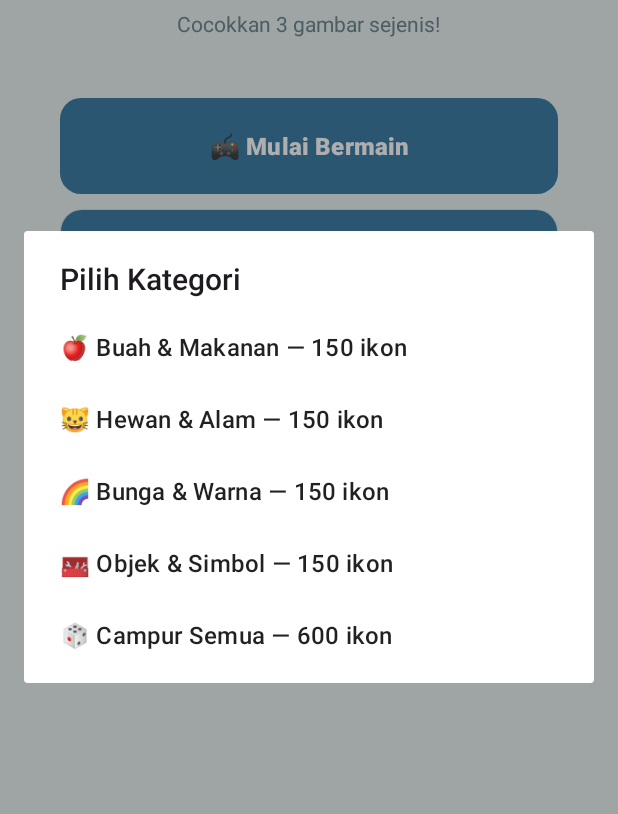
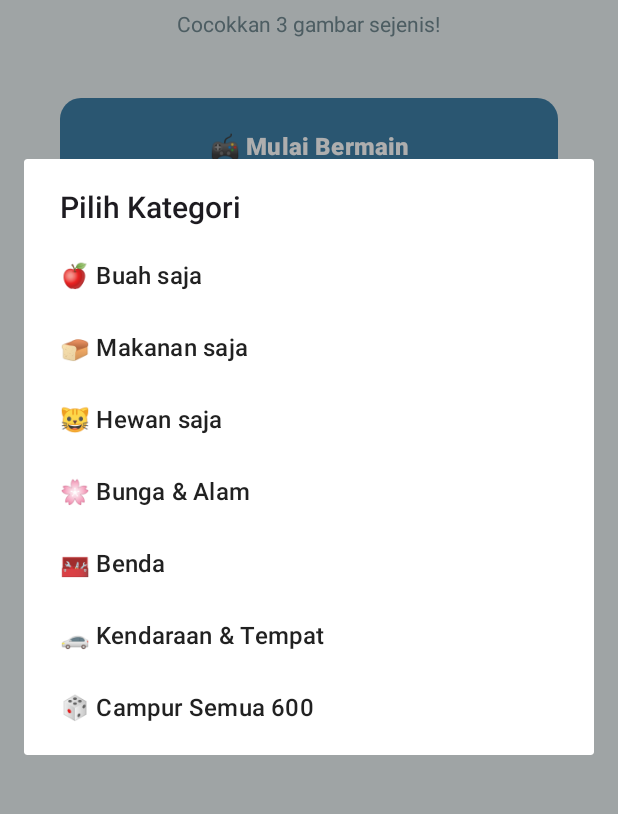
Before and after one commit to anwarlutfi58-cmd/mencocokan-gambar, an Android app: the screen it shows after launch (MainActivity), after a tap on "🎮 Mulai Bermain", on a phone screen of 412 x 824 dp, the part 161-975 px from its top. Run offline under Robolectric (Android 15) with nearby library versions, the phone set to English and light mode, and no system bars.

Commit message:
Perbarui app/src/main/java/com/matchtriple/pro/MainActivity.kt

```diff
--- a/app/src/main/java/com/matchtriple/pro/MainActivity.kt
+++ b/app/src/main/java/com/matchtriple/pro/MainActivity.kt
@@ -17,7 +17,6 @@ class MainActivity : AppCompatActivity() {
     override fun onCreate(savedInstanceState: Bundle?) {
         super.onCreate(savedInstanceState)
         setContentView(R.layout.activity_main)
-
         prefs = getSharedPreferences("matchTriplePro", MODE_PRIVATE)
         speech = SpeechHelper(this)
         speech.enabled = prefs.getBoolean("audioOn", true)
@@ -29,35 +28,33 @@ class MainActivity : AppCompatActivity() {
             speech.speak("Pilih kategori")
             showCategoryDialog()
         }
-
         findViewById<Button>(R.id.btnSettings).setOnClickListener { showSettings() }
         findViewById<Button>(R.id.btnHelp).setOnClickListener { showHelp() }
     }
 
     private fun showCategoryDialog() {
         val cats = arrayOf(
-            "🍎 Buah & Makanan — 150 ikon",
-            "🐱 Hewan & Alam — 150 ikon",
-            "🌈 Bunga & Warna — 150 ikon",
-            "🧰 Objek & Simbol — 150 ikon",
-            "🎲 Campur Semua — 600 ikon"
+            "🍎 Buah saja",
+            "🍞 Makanan saja",
+            "🐱 Hewan saja",
+            "🌸 Bunga & Alam",
+            "🧰 Benda",
+            "🚗 Kendaraan & Tempat",
+            "🎲 Campur Semua 600"
         )
-
         AlertDialog.Builder(this)
             .setTitle("Pilih Kategori")
             .setItems(cats) { _, which ->
                 val theme = when (which) {
                     0 -> "fruit"
-                    1 -> "animal"
-                    2 -> "flower"
-                    3 -> "mixed"
+                    1 -> "food"
+                    2 -> "animal"
+                    3 -> "flower"
+                    4 -> "object"
+                    5 -> "travel"
                     else -> "all"
                 }
-
-                startActivity(
-                    Intent(this, GameActivity::class.java)
-                        .putExtra("theme", theme)
-                )
+                startActivity(Intent(this, GameActivity::class.java).putExtra("theme", theme))
             }
             .show()
     }
@@ -75,7 +72,6 @@ class MainActivity : AppCompatActivity() {
         seek.progress = (prefs.getFloat("volume", 0.8f) * 100).toInt()
 
         val dlg = AlertDialog.Builder(this).setView(view).create()
-
         view.findViewById<Button>(R.id.btnContinueSettings).setOnClickListener {
             prefs.edit()
                 .putBoolean("audioOn", swAudio.isChecked)
@@ -83,27 +79,18 @@ class MainActivity : AppCompatActivity() {
                 .putBoolean("timerOn", swTimer.isChecked)
                 .putFloat("volume", seek.progress / 100f)
                 .apply()
-
             speech.enabled = swAudio.isChecked
             speech.volume = seek.progress / 100f
             dlg.dismiss()
         }
-
-        view.findViewById<Button>(R.id.btnQuitSettings).setOnClickListener {
-            dlg.dismiss()
-        }
-
+        view.findViewById<Button>(R.id.btnQuitSettings).setOnClickListener { dlg.dismiss() }
         dlg.show()
     }
 
     private fun showHelp() {
         val view = layoutInflater.inflate(R.layout.dialog_help, null)
         val dlg = AlertDialog.Builder(this).setView(view).create()
-
-        view.findViewById<Button>(R.id.btnUnderstand).setOnClickListener {
-            dlg.dismiss()
-        }
-
+        view.findViewById<Button>(R.id.btnUnderstand).setOnClickListener { dlg.dismiss() }
         dlg.show()
     }
 
```
